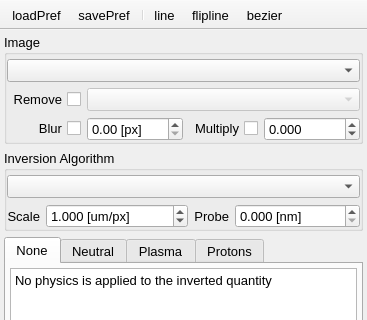
Before: the Qt Designer form UIs/nIntegralInversion.ui in NeutrinoToolkit/Neutrino, drawn with Qt 5; both pictures show x 0 to 367 and y 0 to 320 of the 367 by 504 pixel window.
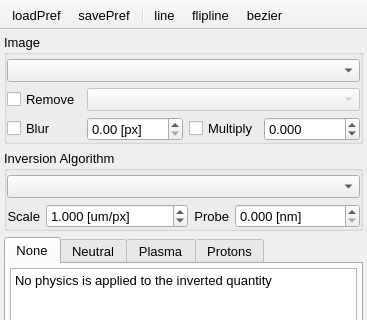
After: the same form once the commit is applied. Icons and pictures are not drawn.

```diff
--- a/UIs/nIntegralInversion.ui
+++ b/UIs/nIntegralInversion.ui
@@ -475,6 +475,11 @@
     </item>
     <item row="0" column="0" colspan="3">
      <widget class="QGroupBox" name="groupBox_14">
+      <property name="font">
+       <font>
+        <pointsize>10</pointsize>
+       </font>
+      </property>
       <property name="title">
        <string>Image</string>
       </property>
@@ -501,9 +506,6 @@
            <pointsize>10</pointsize>
           </font>
          </property>
-         <property name="layoutDirection">
-          <enum>Qt::RightToLeft</enum>
-         </property>
          <property name="text">
           <string>Remove</string>
          </property>
@@ -556,9 +558,6 @@
            <pointsize>10</pointsize>
           </font>
          </property>
-         <property name="layoutDirection">
-          <enum>Qt::RightToLeft</enum>
-         </property>
          <property name="text">
           <string>Blur</string>
          </property>
@@ -574,9 +573,6 @@
            <pointsize>10</pointsize>
           </font>
          </property>
-         <property name="layoutDirection">
-          <enum>Qt::RightToLeft</enum>
-         </property>
          <property name="text">
           <string>Multiply</string>
          </property>
```
Left out of the diff: 35 changed lines with no effect on the pictures.
